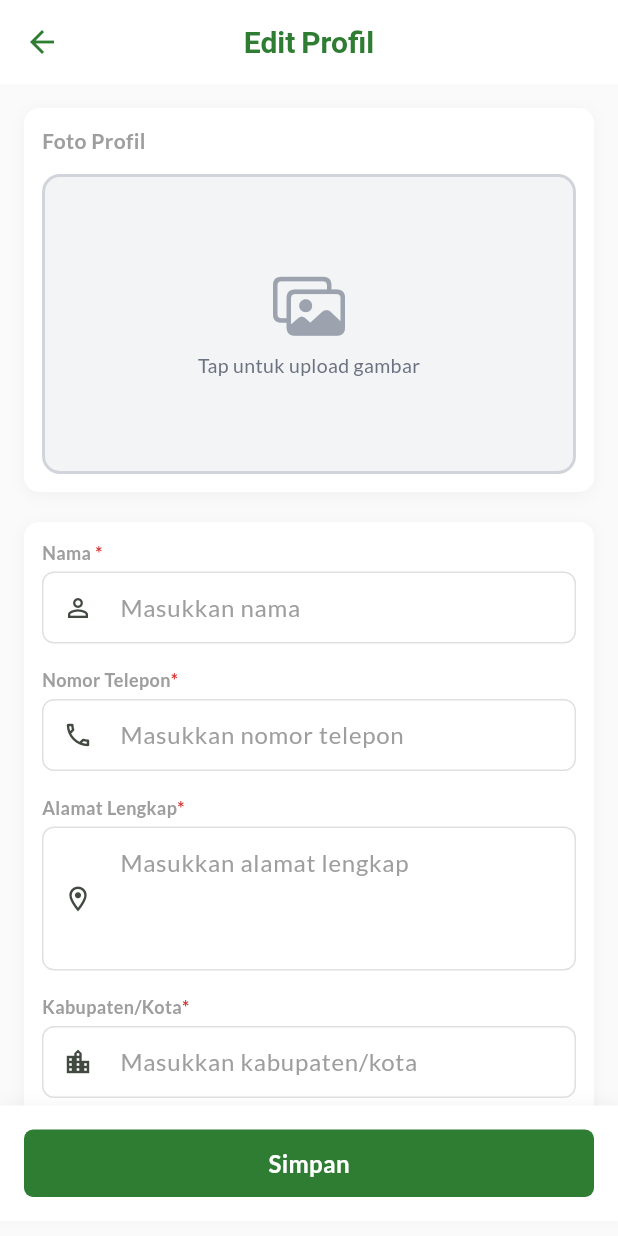
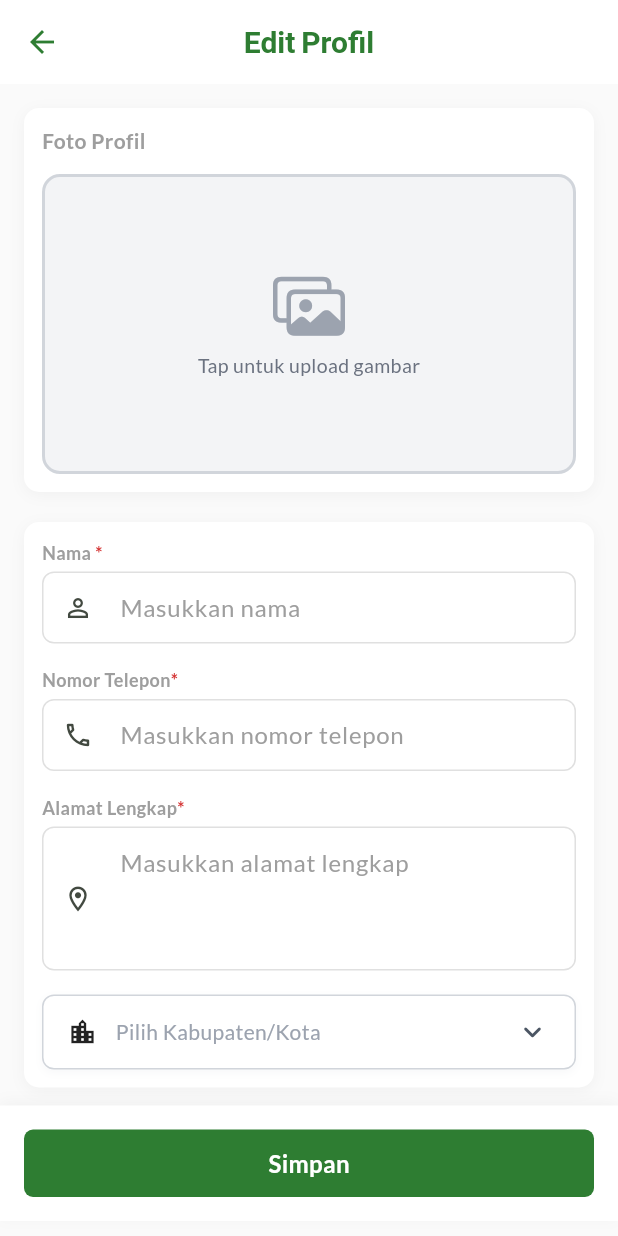
Before and after one commit to aditstywn/sedayu_mart, a Flutter app: the UpdateProfile screen opened directly, on a phone screen of 412 x 824 dp. Run offline on Flutter 3.47's test engine with Material 3 defaults, Android fonts, the phone set to English and light mode, and no system bars; our stand-ins replace bloc, cached_network_image, dartz, flutter_bloc, flutter_map, flutter_secure_storage and 9 more; accounts and stored records are empty; network calls fail.

Commit message:
update : profile

```diff
--- a/lib/feature/profile/presentation/pages/update_profile.dart
+++ b/lib/feature/profile/presentation/pages/update_profile.dart
@@ -6,6 +6,7 @@ import 'package:flutter_bloc/flutter_bloc.dart';
 import 'package:image_picker/image_picker.dart';
 
 import '../../../../core/component/buttons.dart';
+import '../../../../core/component/custom_dropdown.dart';
 import '../../../../core/component/custom_textformfield.dart';
 import '../../../../core/component/space.dart';
 import '../../../../core/config/url.dart';
@@ -13,6 +14,7 @@ import '../../../../core/extensions/build_context_ext.dart';
 import '../../../../core/style/color/colors_app.dart';
 import '../../data/models/request/profile_request_model.dart';
 import '../../data/models/response/profile_response_model.dart';
+import '../bloc/city/city_bloc.dart';
 import '../bloc/profile/profile_bloc.dart';
 import '../bloc/submit_profile/submit_profile_bloc.dart';
 
@@ -56,6 +58,7 @@ class _UpdateProfileState extends State<UpdateProfile> {
   @override
   void initState() {
     super.initState();
+    context.read<CityBloc>().add(const CityEvent.city());
 
     _nameController.text = widget.profile?.nama ?? '';
     _addressController.text = widget.profile?.alamat ?? '';
@@ -251,20 +254,95 @@ class _UpdateProfileState extends State<UpdateProfile> {
                           const SpaceHeight(16),
 
                           // Kabupaten
-                          CustomTextFormField(
-                            controller: _citylController,
-                            label: 'Kabupaten/Kota',
-                            hintText: 'Masukkan kabupaten/kota',
-                            prefixIcon: const Icon(
-                              Icons.location_city_outlined,
-                              size: 20,
-                            ),
-                            isRequired: true,
-                            validator: (value) {
-                              if (value == null || value.isEmpty) {
-                                return 'Kabupaten/Kota harus diisi';
+                          // CustomTextFormField(
+                          //   controller: _citylController,
+                          //   label: 'Kabupaten/Kota',
+                          //   hintText: 'Masukkan kabupaten/kota',
+                          //   prefixIcon: const Icon(
+                          //     Icons.location_city_outlined,
+                          //     size: 20,
+                          //   ),
+                          //   isRequired: true,
+                          //   validator: (value) {
+                          //     if (value == null || value.isEmpty) {
+                          //       return 'Kabupaten/Kota harus diisi';
+                          //     }
+                          //     return null;
+                          //   },
+                          // ),
+                          BlocBuilder<CityBloc, CityState>(
+                            builder: (context, state) {
+                              switch (state) {
+                                case LoadingCity():
+                                  return CustomDropdown(
+                                    hintText: 'Pilih Kabupaten/Kota',
+                                    prefixIcon: const Icon(
+                                      Icons.location_city_outlined,
+
+                                      size: 20,
+                                    ),
+                                    items: [],
+                                    onChanged: (value) {},
+                                  );
+                                case CitySuccess(:final city):
+                                  return CustomDropdown(
+                                    enableSearch: true,
+                                    value: _citylController.text.isNotEmpty
+                                        ? _citylController.text
+                                        : null,
+                                    selectedItems: city.data?.kabupaten?.map((
+                                      city,
+                                    ) {
+                                      return Text(
+                                        city,
+                                        style: const TextStyle(fontSize: 14),
+                                      );
+                                    }).toList(),
+                                    hintText: 'Pilih Kabupaten/Kota',
+                                    prefixIcon: const Icon(
+                                      Icons.location_city_outlined,
+
+                                      size: 20,
+                                    ),
+                                    items:
+                                        city.data?.kabupaten
+                                            ?.map(
+                                              (e) => DropdownMenuItem(
+                                                value: e,
+                                                child: Text(e),
+                                              ),
+                                            )
+                                            .toList() ??
+                                        [],
+                                    onChanged: (value) {
+                                      setState(() {
+                                        _citylController.text = value ?? '';
+                                      });
+                                    },
+                                  );
+                                case ErrorCity():
+                                  return CustomDropdown(
+                                    hintText: 'Pilih Kabupaten/Kota',
+                                    prefixIcon: const Icon(
+                                      Icons.location_city_outlined,
+
+                                      size: 20,
+                                    ),
+                                    items: [],
+                                    onChanged: (value) {},
+                                  );
+                                default:
+                                  return CustomDropdown(
+                                    hintText: 'Pilih Kabupaten/Kota',
+                                    prefixIcon: const Icon(
+                                      Icons.location_city_outlined,
+
+                                      size: 20,
+                                    ),
+                                    items: [],
+                                    onChanged: (value) {},
+                                  );
                               }
-                              return null;
                             },
                           ),
                         ],
--- a/pubspec.yaml
+++ b/pubspec.yaml
@@ -16,7 +16,7 @@ publish_to: "none" # Remove this line if you wish to publish to pub.dev
 # https://developer.apple.com/library/archive/documentation/General/Reference/InfoPlistKeyReference/Articles/CoreFoundationKeys.html
 # In Windows, build-name is used as the major, minor, and patch parts
 # of the product and file versions while build-number is used as the build suffix.
-version: 1.0.0+2
+version: 1.0.0+3
 
 environment:
   sdk: ^3.9.2
```
Also changed, not shown: lib/core/component/custom_dropdown.dart (+22 -2 lines), lib/feature/profile/presentation/widgets/menu_section_card.dart (+7 -7 lines).
